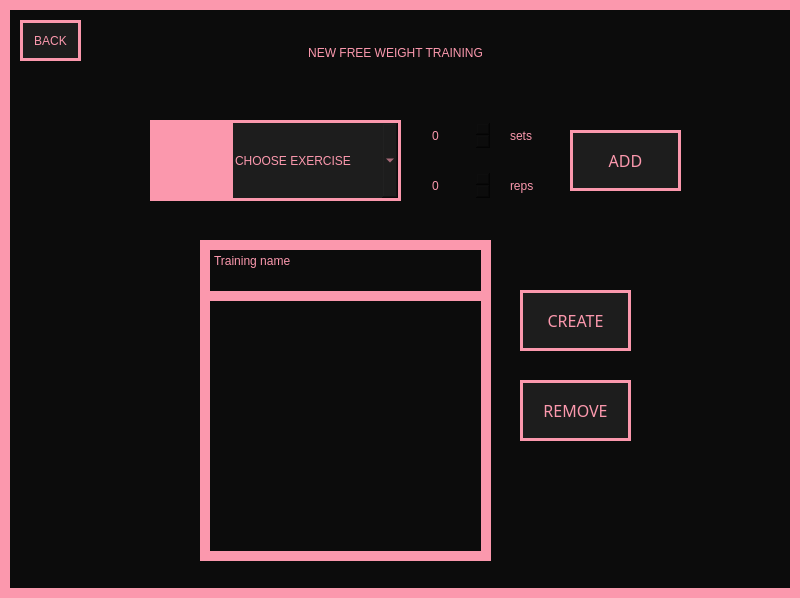
Before: the Qt Designer form View/NewFreeWeightTraining.ui in Hanna-J-K/fitnessapp, drawn with Qt 5.
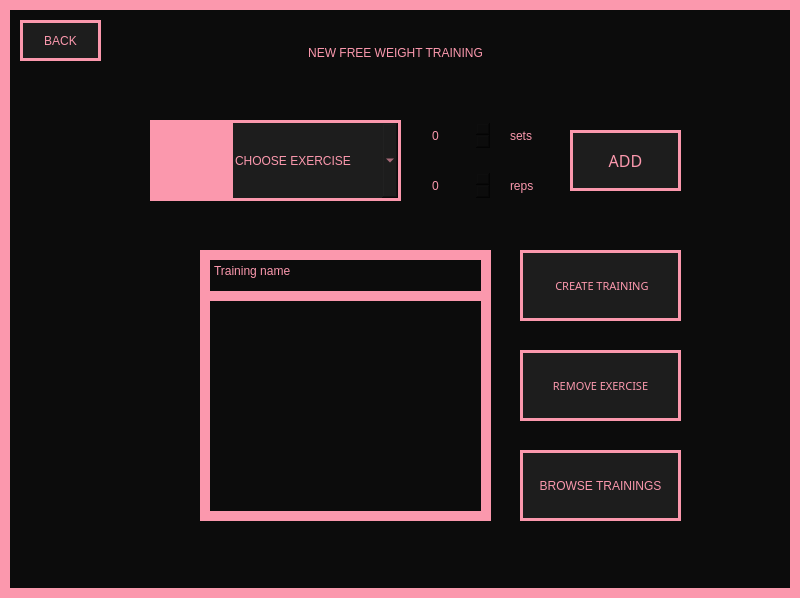
After: the same form once the commit is applied. Icons and pictures are not drawn.

Commit message: browse trainings buttons added

Diff of the .ui file:
```diff
--- a/View/NewFreeWeightTraining.ui
+++ b/View/NewFreeWeightTraining.ui
@@ -42,9 +42,9 @@
     <property name="geometry">
      <rect>
       <x>200</x>
-      <y>290</y>
+      <y>280</y>
       <width>291</width>
-      <height>271</height>
+      <height>241</height>
      </rect>
     </property>
    </widget>
@@ -222,15 +222,15 @@
     <property name="geometry">
      <rect>
       <x>520</x>
-      <y>290</y>
-      <width>111</width>
-      <height>61</height>
+      <y>250</y>
+      <width>161</width>
+      <height>71</height>
      </rect>
     </property>
     <property name="font">
      <font>
       <family>PRIMETIME</family>
-      <pointsize>12</pointsize>
+      <pointsize>8</pointsize>
       <weight>50</weight>
       <italic>false</italic>
       <bold>false</bold>
@@ -244,22 +244,22 @@
 font: 12pt &quot;PRIMETIME&quot;;</string>
     </property>
     <property name="text">
-     <string>CREATE</string>
+     <string> CREATE TRAINING</string>
     </property>
    </widget>
    <widget class="QPushButton" name="remove_training_btn">
     <property name="geometry">
      <rect>
       <x>520</x>
-      <y>380</y>
-      <width>111</width>
-      <height>61</height>
+      <y>350</y>
+      <width>161</width>
+      <height>71</height>
      </rect>
     </property>
     <property name="font">
      <font>
       <family>PRIMETIME</family>
-      <pointsize>12</pointsize>
+      <pointsize>8</pointsize>
       <weight>50</weight>
       <italic>false</italic>
       <bold>false</bold>
@@ -273,16 +273,16 @@
 font: 12pt &quot;PRIMETIME&quot;;</string>
     </property>
     <property name="text">
-     <string>REMOVE</string>
+     <string>REMOVE EXERCISE</string>
     </property>
    </widget>
    <widget class="QPlainTextEdit" name="training_name">
     <property name="geometry">
      <rect>
       <x>200</x>
-      <y>240</y>
+      <y>250</y>
       <width>291</width>
-      <height>61</height>
+      <height>51</height>
      </rect>
     </property>
     <property name="styleSheet">
@@ -299,7 +299,7 @@
      <rect>
       <x>20</x>
       <y>20</y>
-      <width>61</width>
+      <width>81</width>
       <height>41</height>
      </rect>
     </property>
@@ -314,6 +314,26 @@
      <string>BACK</string>
     </property>
    </widget>
+   <widget class="QPushButton" name="browse_btn">
+    <property name="geometry">
+     <rect>
+      <x>520</x>
+      <y>450</y>
+      <width>161</width>
+      <height>71</height>
+     </rect>
+    </property>
+    <property name="cursor">
+     <cursorShape>PointingHandCursor</cursorShape>
+    </property>
+    <property name="styleSheet">
+     <string notr="true">background-color: #1D1D1D;border: 3px solid #FB98AD;
+font: 8pt &quot;PRIMETIME&quot;;</string>
+    </property>
+    <property name="text">
+     <string>BROWSE TRAININGS</string>
+    </property>
+   </widget>
   </widget>
  </widget>
  <resources/>
```
Left out of the diff: 4 changed lines with no effect on the pictures. The commit also changes 7 other files.
